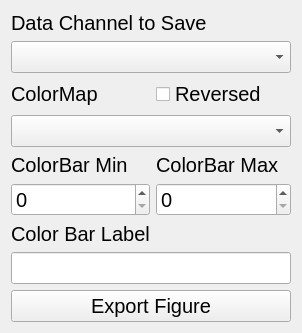
SarthakJariwala/Python_GUI_apps, file PythonGUI_apps/Export_Windows/export_fig_gui.ui: the form before one commit.
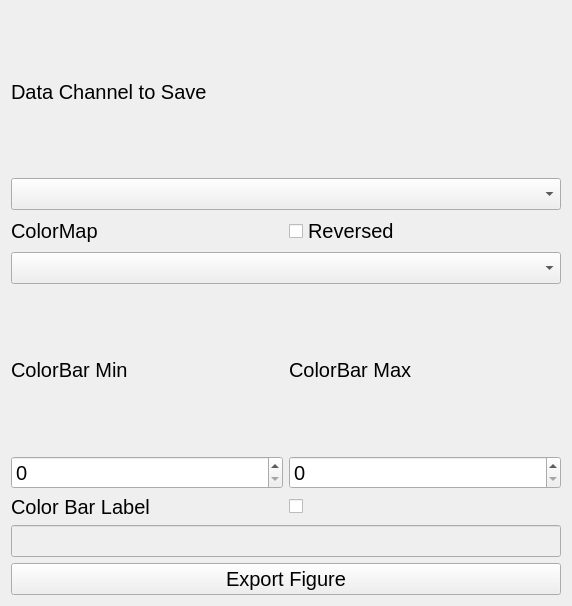
The form after the commit.

Commit message: Include CheckBox for ColorBar Label and check for state

Patch:
```diff
--- a/PythonGUI_apps/Export_Windows/export_fig_gui.ui
+++ b/PythonGUI_apps/Export_Windows/export_fig_gui.ui
@@ -6,8 +6,8 @@
    <rect>
     <x>0</x>
     <y>0</y>
-    <width>302</width>
-    <height>317</height>
+    <width>572</width>
+    <height>606</height>
    </rect>
   </property>
   <property name="windowTitle">
@@ -118,6 +118,9 @@
    </item>
    <item row="8" column="0" colspan="2">
     <widget class="QLineEdit" name="cbar_label">
+     <property name="enabled">
+      <bool>false</bool>
+     </property>
      <property name="font">
       <font>
        <pointsize>15</pointsize>
@@ -149,6 +152,18 @@
      </property>
     </widget>
    </item>
+   <item row="7" column="1">
+    <widget class="QCheckBox" name="cbar_checkBox">
+     <property name="font">
+      <font>
+       <pointsize>15</pointsize>
+      </font>
+     </property>
+     <property name="text">
+      <string/>
+     </property>
+    </widget>
+   </item>
   </layout>
  </widget>
  <resources/>
```
The commit also changes 1 other file.
